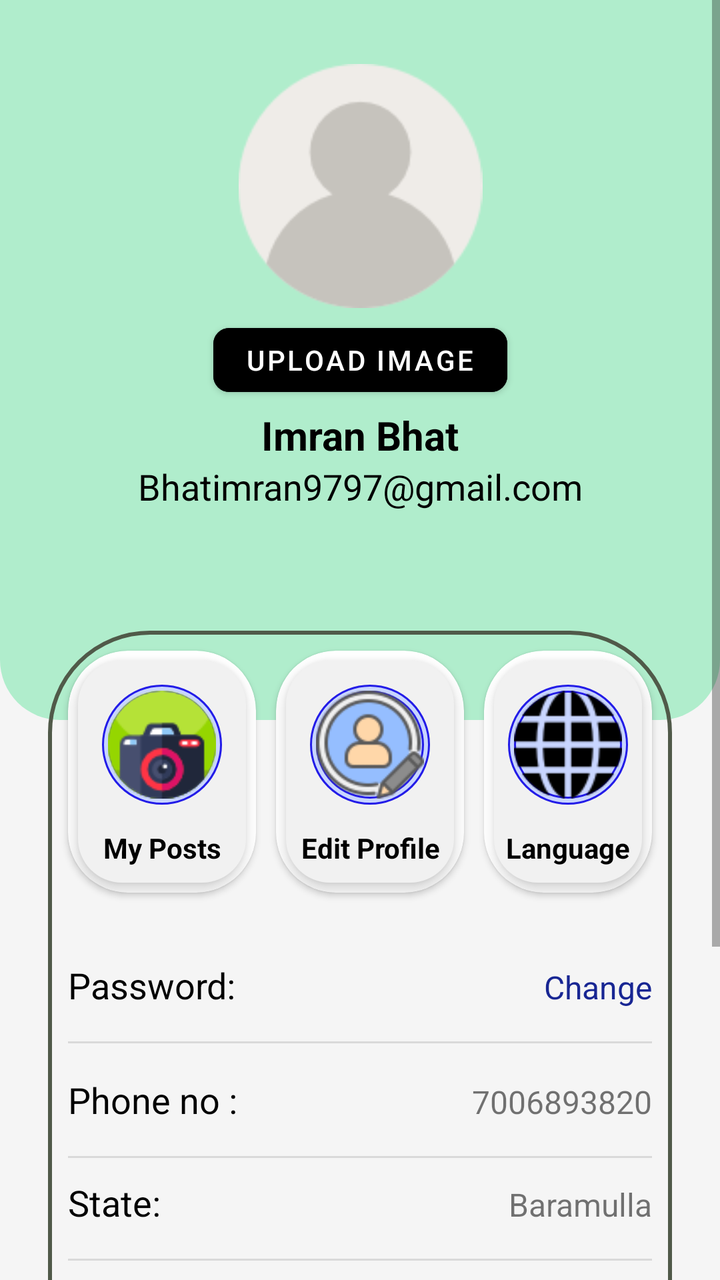
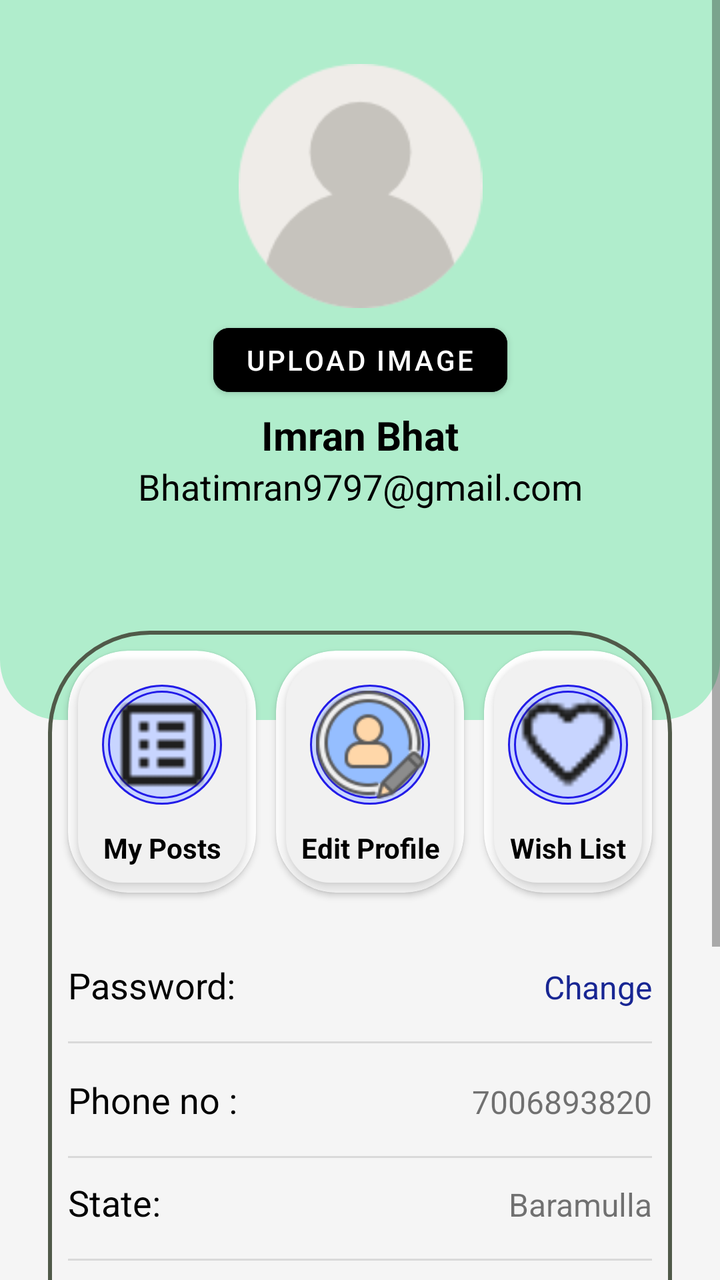

Before-and-after screenshots of an Android layout around one commit, followed by the original layout XML and the change that was made.
<!-- AndroidManifest.xml: application theme Theme.AgroMart -->
<!-- res/layout/activity_profile_ui.xml -->
<?xml version="1.0" encoding="utf-8"?>
<androidx.constraintlayout.widget.ConstraintLayout xmlns:android="http://schemas.android.com/apk/res/android"
    xmlns:app="http://schemas.android.com/apk/res-auto"
    xmlns:tools="http://schemas.android.com/tools"
    android:layout_width="match_parent"
    android:layout_height="match_parent"
    android:background="#F5F5F5"
    tools:context=".ProfileUI">

    <ScrollView
        android:layout_width="match_parent"
        android:layout_height="match_parent">

        <LinearLayout
            android:layout_width="match_parent"
            android:layout_height="wrap_content"
            android:orientation="vertical">

            <androidx.constraintlayout.widget.ConstraintLayout
                android:layout_width="match_parent"
                android:layout_height="wrap_content">

                <androidx.constraintlayout.widget.ConstraintLayout
                    android:layout_width="match_parent"
                    android:layout_height="wrap_content"
                    app:layout_constraintEnd_toEndOf="parent"
                    app:layout_constraintStart_toStartOf="parent"
                    app:layout_constraintTop_toTopOf="parent">

                    <androidx.constraintlayout.widget.ConstraintLayout
                        android:id="@+id/constraintLayout"
                        android:layout_width="match_parent"
                        android:layout_height="360dp"
                        android:background="@drawable/top_bg"
                        app:layout_constraintEnd_toEndOf="parent"
                        app:layout_constraintStart_toStartOf="parent"
                        app:layout_constraintTop_toTopOf="parent">

                    </androidx.constraintlayout.widget.ConstraintLayout>

                    <ImageView
                        android:id="@+id/imageView9"
                        android:layout_width="145dp"
                        android:layout_height="122dp"
                        android:layout_marginTop="32dp"
                        app:layout_constraintEnd_toEndOf="parent"
                        app:layout_constraintStart_toStartOf="parent"
                        app:layout_constraintTop_toTopOf="parent"
                        app:srcCompat="@drawable/pro_icon" />
                    <com.google.android.material.button.MaterialButton
                        android:id="@+id/uploadImageButton"
                        android:layout_width="wrap_content"
                        android:layout_height="wrap_content"
                        android:text="Upload Image"
                        android:backgroundTint="@color/black"
                        android:textColor="@color/white"
                        android:layout_marginTop="2dp"
                        app:cornerRadius="8dp"
                        android:insetLeft="16dp"
                        android:insetTop="8dp"
                        android:insetRight="16dp"
                        android:insetBottom="8dp"
                        app:layout_constraintTop_toBottomOf="@id/imageView9"
                        app:layout_constraintStart_toStartOf="@id/imageView9"
                        app:layout_constraintEnd_toEndOf="@id/imageView9" />
                    <TextView
                        android:id="@+id/profile_name"
                        android:layout_width="wrap_content"
                        android:layout_height="wrap_content"
                        android:text="@string/Profile_name"
                        android:textColor="@color/black"
                        android:textSize="20sp"
                        android:textStyle="bold"

                        app:layout_constraintEnd_toEndOf="@+id/imageView9"
                        app:layout_constraintStart_toStartOf="@+id/imageView9"
                        app:layout_constraintTop_toBottomOf="@+id/uploadImageButton" />

                    <TextView
                        android:id="@+id/profile_emailID"
                        android:layout_width="wrap_content"
                        android:layout_height="wrap_content"
                        android:text="@string/Profile_emailID"
                        android:textColor="@color/black"
                        android:textSize="18sp"
                        app:layout_constraintEnd_toEndOf="@+id/profile_name"
                        app:layout_constraintStart_toStartOf="@+id/profile_name"
                        app:layout_constraintTop_toBottomOf="@+id/profile_name" />

                    <LinearLayout
                        android:layout_width="match_parent"
                        android:layout_height="430dp"
                        android:layout_marginStart="24dp"
                        android:layout_marginTop="60dp"
                        android:layout_marginEnd="24dp"
                        android:layout_marginBottom="24dp"
                        android:background="@drawable/white_bg"
                        android:elevation="3dp"
                        android:orientation="vertical"
                        app:layout_constraintBottom_toBottomOf="parent"
                        app:layout_constraintEnd_toEndOf="parent"
                        app:layout_constraintStart_toStartOf="parent"
                        app:layout_constraintTop_toBottomOf="@+id/profile_emailID">

                        <LinearLayout
                            android:layout_width="match_parent"
                            android:layout_height="wrap_content"
                            android:gravity="center"
                            android:padding="5dp"
                            android:orientation="horizontal">

                            <androidx.cardview.widget.CardView
                                android:id="@+id/my_posts_card_btn"
                                android:layout_width="wrap_content"
                                android:layout_height="wrap_content"
                                android:layout_margin="5dp"
                                app:cardCornerRadius="30dp">
                                <LinearLayout
                                    android:layout_width="wrap_content"
                                    android:layout_height="match_parent"
                                    android:layout_margin="5dp"
                                    android:layout_weight=".3333"
                                    android:background="@drawable/green_bg"
                                    android:elevation="5dp"
                                    android:orientation="vertical">

                                    <androidx.constraintlayout.widget.ConstraintLayout
                                        android:layout_width="60dp"
                                        android:layout_height="60dp"
                                        android:layout_gravity="center_horizontal"
                                        android:layout_margin="12dp"
                                        android:background="@drawable/circle_bg">

                                        <ImageView
                                            android:id="@+id/circle_bg"
                                            android:layout_width="54dp"
                                            android:layout_height="54dp"
                                            android:background="@drawable/circle_bg"
                                            app:layout_constraintBottom_toBottomOf="parent"
                                            app:layout_constraintEnd_toEndOf="parent"
                                            app:layout_constraintStart_toStartOf="parent"
                                            app:layout_constraintTop_toTopOf="parent"
                                            app:srcCompat="@drawable/my_posts" />

                                    </androidx.constraintlayout.widget.ConstraintLayout>

                                    <TextView
                                        android:layout_width="match_parent"
                                        android:layout_height="wrap_content"
                                        android:layout_marginBottom="8dp"
                                        android:text="@string/my_posts"
                                        android:textAlignment="center"
                                        android:textColor="@color/black"
                                        android:textStyle="bold" />

                                </LinearLayout>

                            </androidx.cardview.widget.CardView>
                            <androidx.cardview.widget.CardView
                                android:id="@+id/edit_profile"
                                android:layout_width="wrap_content"
                                android:layout_height="wrap_content"
                                android:layout_margin="5dp"
                                app:cardCornerRadius="30dp">
                                <LinearLayout
                                    android:id="@+id/edit_post2"
                                    android:layout_width="wrap_content"
                                    android:layout_height="match_parent"
                                    android:layout_margin="5dp"
                                    android:layout_weight=".3333"
                                    android:background="@drawable/green_bg"
                                    android:elevation="5dp"
                                    android:orientation="vertical">

                                    <androidx.constraintlayout.widget.ConstraintLayout
                                        android:layout_width="60dp"
                                        android:layout_height="60dp"
                                        android:layout_gravity="center_horizontal"
                                        android:layout_margin="12dp"
                                        android:background="@drawable/circle_bg">

                                        <ImageView
                                            android:id="@+id/circle_bg2"
                                            android:layout_width="54dp"
                                            android:layout_height="54dp"
                                            android:background="@drawable/circle_bg"
                                            app:layout_constraintBottom_toBottomOf="parent"
                                            app:layout_constraintEnd_toEndOf="parent"
                                            app:layout_constraintStart_toStartOf="parent"
                                            app:layout_constraintTop_toTopOf="parent"
                                            app:srcCompat="@drawable/edit_profile" />

                                    </androidx.constraintlayout.widget.ConstraintLayout>

                                    <TextView
                                        android:layout_width="match_parent"
                                        android:layout_height="wrap_content"
                                        android:layout_marginBottom="8dp"
                                        android:text="@string/edit_profile"
                                        android:textAlignment="center"
                                        android:textColor="@color/black"
                                        android:textStyle="bold" />

                                </LinearLayout>

                            </androidx.cardview.widget.CardView>
                            <androidx.cardview.widget.CardView
                                android:layout_width="wrap_content"
                                android:layout_height="wrap_content"
                                android:layout_margin="5dp"
                                app:cardCornerRadius="30dp">
                                <LinearLayout
                                    android:id="@+id/edit_post3"
                                    android:layout_width="wrap_content"
                                    android:layout_height="match_parent"
                                    android:layout_margin="5dp"
                                    android:layout_weight=".3333"
                                    android:background="@drawable/green_bg"
                                    android:elevation="5dp"
                                    android:orientation="vertical">

                                    <androidx.constraintlayout.widget.ConstraintLayout
                                        android:layout_width="60dp"
                                        android:layout_height="60dp"
                                        android:layout_gravity="center_horizontal"
                                        android:layout_margin="12dp"
                                        android:background="@drawable/circle_bg">

                                        <ImageView
                                            android:id="@+id/circle_bg7"
                                            android:layout_width="54dp"
                                            android:layout_height="54dp"
                                            android:background="@drawable/circle_bg"
                                            app:layout_constraintBottom_toBottomOf="parent"
                                            app:layout_constraintEnd_toEndOf="parent"
                                            app:layout_constraintStart_toStartOf="parent"
                                            app:layout_constraintTop_toTopOf="parent"
                                            app:srcCompat="@drawable/language" />

                                    </androidx.constraintlayout.widget.ConstraintLayout>

                                    <TextView
                                        android:layout_width="match_parent"
                                        android:layout_height="wrap_content"
                                        android:layout_marginBottom="8dp"
                                        android:text="@string/language"
                                        android:textAlignment="center"
                                        android:textColor="@color/black"
                                        android:textStyle="bold" />

                                </LinearLayout>

                            </androidx.cardview.widget.CardView>




                        </LinearLayout>

                        <LinearLayout
                            android:layout_width="match_parent"
                            android:layout_height="wrap_content"
                            android:layout_marginStart="10dp"
                            android:layout_marginTop="24dp"
                            android:layout_marginEnd="10dp"
                            android:layout_marginBottom="10dp"
                            android:orientation="horizontal">

                            <TextView
                                android:id="@+id/Password"
                                android:layout_width="wrap_content"
                                android:layout_height="wrap_content"
                                android:layout_weight="1"
                                android:text="@string/profile_password"
                                android:textColor="@color/black"
                                android:textSize="18sp" />

                            <TextView
                                android:id="@+id/change"
                                android:layout_width="wrap_content"
                                android:layout_height="wrap_content"
                                android:layout_weight="1"
                                android:text="@string/change"
                                android:textAlignment="viewEnd"
                                android:textColor="#182693"
                                android:textSize="16sp" />

                        </LinearLayout>

                        <View
                            android:id="@+id/view2"
                            android:layout_width="match_parent"
                            android:layout_height="1dp"
                            android:layout_marginStart="10dp"
                            android:layout_marginTop="6dp"
                            android:layout_marginEnd="10dp"
                            android:layout_marginBottom="6dp"
                            android:background="#D9D9D9" />

                        <LinearLayout
                            android:layout_width="match_parent"
                            android:layout_height="wrap_content"
                            android:layout_margin="10dp"
                            android:orientation="horizontal">

                            <TextView
                                android:id="@+id/profile_phn_no"
                                android:layout_width="wrap_content"
                                android:layout_height="wrap_content"
                                android:layout_weight="1"
                                android:text="@string/profile_phn_no"
                                android:textColor="@color/black"
                                android:textSize="18sp" />

                            <TextView
                                android:id="@+id/number"
                                android:layout_width="wrap_content"
                                android:layout_height="wrap_content"
                                android:layout_weight="1"
                                android:text="@string/number"
                                android:textAlignment="viewEnd"
                                android:textSize="16sp" />

                        </LinearLayout>

                        <View
                            android:id="@+id/view"
                            android:layout_width="match_parent"
                            android:layout_height="1dp"
                            android:layout_marginStart="10dp"
                            android:layout_marginTop="6dp"
                            android:layout_marginEnd="10dp"
                            android:background="#D9D9D9"
                            tools:layout_marginBottom="6dp" />

                        <LinearLayout
                            android:layout_width="match_parent"
                            android:layout_height="wrap_content"
                            android:layout_margin="10dp"
                            android:orientation="horizontal">

                            <TextView
                                android:id="@+id/Address"
                                android:layout_width="wrap_content"
                                android:layout_height="wrap_content"
                                android:layout_weight="1"
                                android:text="@string/state"
                                android:textColor="@color/black"
                                android:textSize="18sp" />

                            <TextView
                                android:id="@+id/profile_state"
                                android:layout_width="wrap_content"
                                android:layout_height="wrap_content"
                                android:layout_weight="1"
                                android:text="@string/profile_address"
                                android:textAlignment="viewEnd"
                                android:textSize="16sp" />

                        </LinearLayout>

                        <View
                            android:id="@+id/view3"
                            android:layout_width="match_parent"
                            android:layout_height="1dp"
                            android:layout_marginStart="10dp"
                            android:layout_marginTop="6dp"
                            android:layout_marginEnd="10dp"
                            android:layout_marginBottom="6dp"
                            android:background="#D9D9D9" />

                        <LinearLayout
                            android:layout_width="match_parent"
                            android:layout_height="wrap_content"
                            android:layout_margin="10dp"
                            android:orientation="horizontal">

                            <TextView
                                android:id="@+id/profile_gender"
                                android:layout_width="wrap_content"
                                android:layout_height="wrap_content"
                                android:layout_weight="1"
                                android:text="@string/District"
                                android:textColor="@color/black"
                                android:textSize="18sp" />

                            <TextView
                                android:id="@+id/profile_district"
                                android:layout_width="wrap_content"
                                android:layout_height="wrap_content"
                                android:layout_weight="1"
                                android:text="@string/profile_village"
                                android:textAlignment="viewEnd"
                                android:textSize="16sp" />

                        </LinearLayout>

                        <View
                            android:id="@+id/view5"
                            android:layout_width="match_parent"
                            android:layout_height="1dp"
                            android:layout_marginStart="10dp"
                            android:layout_marginTop="6dp"
                            android:layout_marginEnd="10dp"
                            android:background="#D9D9D9"
                            tools:layout_marginBottom="6dp" />

                        <LinearLayout
                            android:layout_width="match_parent"
                            android:layout_height="match_parent"
                            android:layout_margin="10dp"
                            android:orientation="horizontal">

                            <TextView
                                android:id="@+id/PinCode"
                                android:layout_width="wrap_content"
                                android:layout_height="wrap_content"
                                android:layout_weight="1"
                                android:text="@string/Village"
                                android:textColor="@color/black"
                                android:textSize="18sp" />

                            <TextView
                                android:id="@+id/profile_village"
                                android:layout_width="wrap_content"
                                android:layout_height="wrap_content"
                                android:layout_weight="1"
                                android:text="@string/state_name"
                                android:textAlignment="viewEnd"
                                android:textSize="16sp" />

                        </LinearLayout>

                    </LinearLayout>

                </androidx.constraintlayout.widget.ConstraintLayout>
            </androidx.constraintlayout.widget.ConstraintLayout>

            <androidx.appcompat.widget.AppCompatButton
                android:id="@+id/back_to_home"
                android:layout_width="match_parent"
                android:layout_height="wrap_content"
                android:layout_margin="24dp"
                android:background="@drawable/profile_btn_bg"
                android:textColor="@color/white"
                android:textSize="18sp"
                android:textStyle="bold"
                android:text="Back to Home" />
        </LinearLayout>
    </ScrollView>
</androidx.constraintlayout.widget.ConstraintLayout>
<!-- resources referenced by this layout -->
<resources>
  <color name="black">#FF000000</color>
  <color name="white">#FFFFFFFF</color>
  <!-- drawable circle_bg (drawable) -->
  <?xml version="1.0" encoding="utf-8"?>
  <selector xmlns:android="http://schemas.android.com/apk/res/android">
  <item>
      <shape android:shape="oval">
          <solid android:color="#C8D5FF"/>
          <stroke android:color="#231CE8" android:width="1dp"/>
      </shape>
  </item>
  </selector>
  <!-- drawable edit_profile: png bitmap (drawable, 5032 bytes) -->
  <!-- drawable green_bg (drawable) -->
  <?xml version="1.0" encoding="utf-8"?>
  <selector xmlns:android="http://schemas.android.com/apk/res/android">
  <item>
      <shape android:shape="rectangle">
          <solid android:color="#F1F1F1"/>
          <corners android:radius="22dp"/>
      </shape>
  </item>
  </selector>
  <!-- drawable language: png bitmap (drawable, 1636 bytes) -->
  <!-- drawable my_posts: png bitmap (drawable, 3641 bytes) -->
  <!-- drawable pro_icon: png bitmap (drawable, 4001 bytes) -->
  <!-- drawable profile_btn_bg (drawable) -->
  <?xml version="1.0" encoding="utf-8"?>
  <selector xmlns:android="http://schemas.android.com/apk/res/android">
  <item>
      <shape android:shape="rectangle">
          <solid android:color="@color/black"/>
          <corners android:radius="50dp"/>
      </shape>
  </item>
  </selector>
  <!-- drawable top_bg (drawable) -->
  <?xml version="1.0" encoding="utf-8"?>
  <selector xmlns:android="http://schemas.android.com/apk/res/android">
  <item>
      <shape android:shape="rectangle">
          <gradient android:startColor="@color/bg_color" android:endColor="@color/bg_color" android:angle="270"/>
          <corners android:bottomRightRadius="30dp" android:bottomLeftRadius="30dp"/>
      </shape>
  </item>
  </selector>
  <!-- drawable white_bg (drawable) -->
  <?xml version="1.0" encoding="utf-8"?>
  <selector xmlns:android="http://schemas.android.com/apk/res/android">
  <item>
      <shape android:shape="rectangle">
          <stroke android:width="2dp"
              android:color="@color/default_color"/>
          <solid />
          <corners android:radius="50dp"/>
      </shape>
  </item>
  </selector>
  <string name="District">District:</string>
  <string name="Profile_emailID">Bhatimran9797@gmail.com</string>
  <string name="Profile_name">Imran Bhat</string>
  <string name="Village">Village:</string>
  <string name="change">Change</string>
  <string name="edit_profile">Edit Profile</string>
  <string name="language">Language</string>
  <string name="my_posts">My Posts</string>
  <string name="number">7006893820</string>
  <string name="profile_address">Baramulla</string>
  <string name="profile_password">Password:</string>
  <string name="profile_phn_no">Phone no :</string>
  <string name="profile_village">Khanpora</string>
  <string name="state">State:</string>
  <string name="state_name">Jammu and Kashmir</string>
  <style name="Theme.AgroMart" parent="Theme.MaterialComponents.DayNight.NoActionBar">
          
          <item name="colorPrimary">@color/bg_color</item>
          <item name="colorPrimaryVariant">@color/purple_700</item>
          <item name="colorOnPrimary">@color/white</item>
          
          <item name="colorSecondary">@color/teal_200</item>
          <item name="colorSecondaryVariant">@color/teal_700</item>
          <item name="colorOnSecondary">@color/black</item>
          
          <item name="android:statusBarColor">?attr/colorPrimaryVariant</item>
          
          <item name="android:popupMenuStyle">@color/white</item>
      </style>
  <color name="bg_color">#B0EDCC</color>
  <color name="default_color">#505a49</color>
  <color name="purple_700">#FF3700B3</color>
  <color name="teal_200">#FF03DAC5</color>
  <color name="teal_700">#FF018786</color>
</resources>

<!-- the commit's change to res/layout/activity_profile_ui.xml (unified diff, before → after) -->
@@ -205,6 +205,7 @@
 
                             </androidx.cardview.widget.CardView>
                             <androidx.cardview.widget.CardView
+                                android:id="@+id/wish_list_btn"
                                 android:layout_width="wrap_content"
                                 android:layout_height="wrap_content"
                                 android:layout_margin="5dp"
@@ -235,7 +236,7 @@
                                             app:layout_constraintEnd_toEndOf="parent"
                                             app:layout_constraintStart_toStartOf="parent"
                                             app:layout_constraintTop_toTopOf="parent"
-                                            app:srcCompat="@drawable/language" />
+                                            app:srcCompat="@drawable/wish_lst" />
 
                                     </androidx.constraintlayout.widget.ConstraintLayout>
 
@@ -243,7 +244,7 @@
                                         android:layout_width="match_parent"
                                         android:layout_height="wrap_content"
                                         android:layout_marginBottom="8dp"
-                                        android:text="@string/language"
+                                        android:text="@string/wish_list"
                                         android:textAlignment="center"
                                         android:textColor="@color/black"
                                         android:textStyle="bold" />
<!-- resource entries referenced after the edit -->
@@ -23,8 +23,7 @@
       </shape>
   </item>
   </selector>
-  <!-- drawable language: png bitmap (drawable, 1636 bytes) -->
-  <!-- drawable my_posts: png bitmap (drawable, 3641 bytes) -->
+  <!-- drawable my_posts: png bitmap (drawable, 281 bytes) -->
   <!-- drawable pro_icon: png bitmap (drawable, 4001 bytes) -->
   <!-- drawable profile_btn_bg (drawable) -->
   <?xml version="1.0" encoding="utf-8"?>
@@ -58,13 +57,13 @@
       </shape>
   </item>
   </selector>
+  <!-- drawable wish_lst: png bitmap (drawable, 623 bytes) -->
   <string name="District">District:</string>
   <string name="Profile_emailID">Bhatimran9797@gmail.com</string>
   <string name="Profile_name">Imran Bhat</string>
   <string name="Village">Village:</string>
   <string name="change">Change</string>
   <string name="edit_profile">Edit Profile</string>
-  <string name="language">Language</string>
   <string name="my_posts">My Posts</string>
   <string name="number">7006893820</string>
   <string name="profile_address">Baramulla</string>
@@ -73,6 +72,7 @@
   <string name="profile_village">Khanpora</string>
   <string name="state">State:</string>
   <string name="state_name">Jammu and Kashmir</string>
+  <string name="wish_list">Wish List</string>
   <style name="Theme.AgroMart" parent="Theme.MaterialComponents.DayNight.NoActionBar">
           
           <item name="colorPrimary">@color/bg_color</item>
